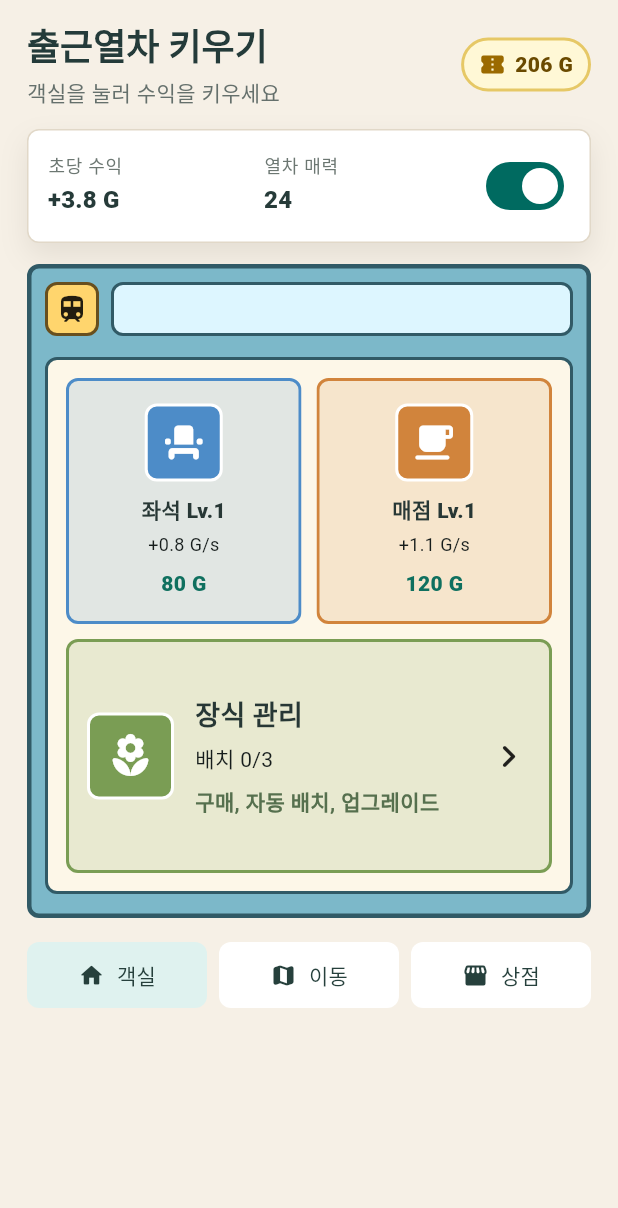
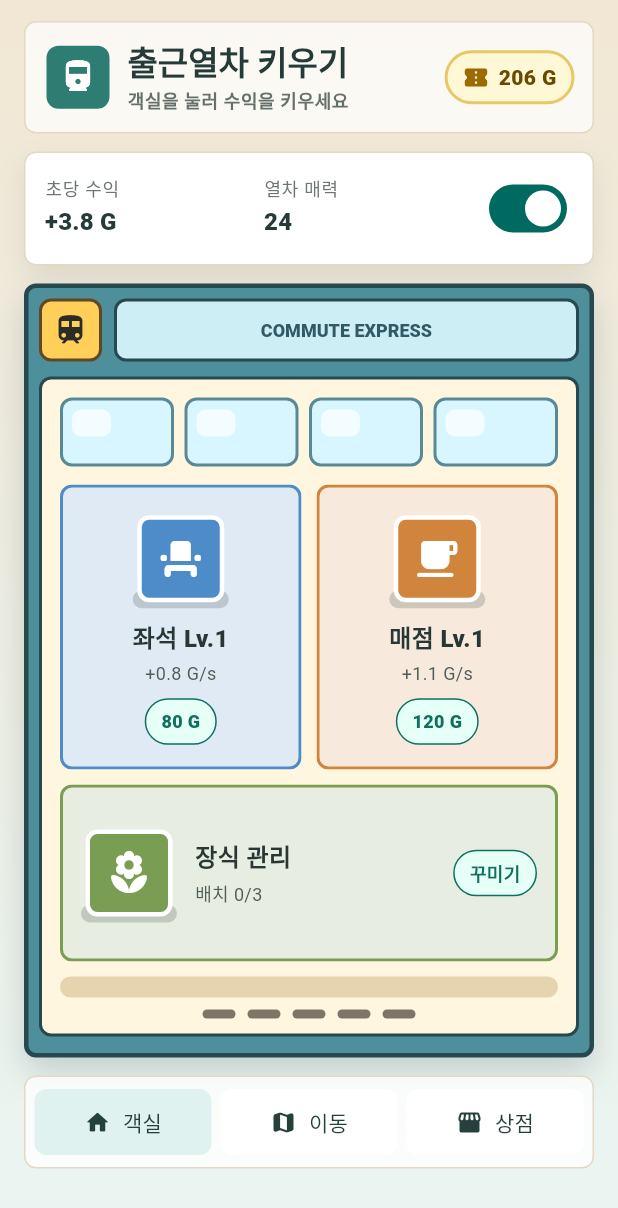
Before and after one commit to jeparkk/commute-train-tycoon, a Flutter app: the screen it shows after launch, on a phone screen of 412 x 824 dp. Shown: the top 1208 px of the screen. Run offline on Flutter 3.47's test engine with Material 3 defaults, Android fonts, the phone set to English and light mode, and no system bars; our stand-ins replace shared_preferences.

Commit message:
Polish train cabin game UI

```diff
--- a/lib/src/features/game/screens/game_screen.dart
+++ b/lib/src/features/game/screens/game_screen.dart
@@ -5,6 +5,7 @@ import 'package:flutter/material.dart';
 import '../models/decoration.dart';
 import '../models/game_state.dart';
 import '../models/slot_kind.dart';
+import '../models/upgrade_slot.dart';
 import '../services/game_storage.dart';
 import '../widgets/bottom_actions.dart';
 import '../widgets/decoration_panel.dart';
@@ -124,13 +125,13 @@ class _GameScreenState extends State<GameScreen> with WidgetsBindingObserver {
       return;
     }
 
-    final nextSlots = Map<SlotKind, dynamic>.of(current.slots);
+    final nextSlots = Map<SlotKind, UpgradeSlot>.of(current.slots);
     nextSlots[kind] = slot.levelUp();
 
     setState(() {
       _state = current.copyWith(
         gold: current.gold - slot.nextCost,
-        slots: nextSlots.cast(),
+        slots: nextSlots,
       );
       _toast = '${slot.kind.label} Lv.${slot.level + 1} 업그레이드!';
     });
@@ -261,7 +262,7 @@ class _GameScreenState extends State<GameScreen> with WidgetsBindingObserver {
 
   void _showComingSoon(String feature) {
     setState(() {
-      _toast = '$feature은 2차 MVP에서 열립니다';
+      _toast = '$feature은 다음 단계에서 열립니다';
     });
   }
 
@@ -311,35 +312,44 @@ class _GameContent extends StatelessWidget {
 
   @override
   Widget build(BuildContext context) {
-    return LayoutBuilder(
+    return DecoratedBox(
+      decoration: const BoxDecoration(
+        gradient: LinearGradient(
+          begin: Alignment.topCenter,
+          end: Alignment.bottomCenter,
+          colors: [Color(0xFFF2E7D4), Color(0xFFEAF5F2)],
+        ),
+      ),
+      child: LayoutBuilder(
         builder: (context, constraints) {
           return SingleChildScrollView(
             child: ConstrainedBox(
               constraints: BoxConstraints(minHeight: constraints.maxHeight),
               child: Padding(
-              padding: const EdgeInsets.fromLTRB(18, 14, 18, 16),
+                padding: const EdgeInsets.fromLTRB(16, 14, 16, 16),
                 child: Column(
                   crossAxisAlignment: CrossAxisAlignment.stretch,
                   children: [
                     GameHeader(state: state),
-                  const SizedBox(height: 14),
+                    const SizedBox(height: 12),
                     StatusPanel(
                       state: state,
                       onToggleFocusBoost: onToggleFocusBoost,
                     ),
-                  const SizedBox(height: 14),
+                    const SizedBox(height: 12),
                     if (state.pendingOfflineGold > 0)
                       OfflinePanel(
                         reward: state.pendingOfflineGold,
                         onClaimOfflineGold: onClaimOfflineGold,
                       ),
-                  if (state.pendingOfflineGold > 0) const SizedBox(height: 14),
+                    if (state.pendingOfflineGold > 0)
+                      const SizedBox(height: 12),
                     TrainCabin(
                       state: state,
                       onUpgrade: onUpgrade,
                       onOpenDecorations: onOpenDecorations,
                     ),
-                  const SizedBox(height: 14),
+                    const SizedBox(height: 12),
                     BottomActions(
                       toast: toast,
                       onCabin: () {},
@@ -352,6 +362,7 @@ class _GameContent extends StatelessWidget {
             ),
           );
         },
+      ),
     );
   }
 }
--- a/lib/src/features/game/widgets/bottom_actions.dart
+++ b/lib/src/features/game/widgets/bottom_actions.dart
@@ -19,14 +19,23 @@ class BottomActions extends StatelessWidget {
     return Column(
       crossAxisAlignment: CrossAxisAlignment.stretch,
       children: [
-        if (toast != null)
-          DecoratedBox(
+        AnimatedSwitcher(
+          duration: const Duration(milliseconds: 180),
+          child: toast == null
+              ? const SizedBox.shrink()
+              : Padding(
+                  key: ValueKey(toast),
+                  padding: const EdgeInsets.only(bottom: 10),
+                  child: DecoratedBox(
                     decoration: BoxDecoration(
                       color: const Color(0xFF263B39),
                       borderRadius: BorderRadius.circular(8),
                     ),
                     child: Padding(
-              padding: const EdgeInsets.symmetric(horizontal: 12, vertical: 10),
+                      padding: const EdgeInsets.symmetric(
+                        horizontal: 12,
+                        vertical: 10,
+                      ),
                       child: Text(
                         toast!,
                         textAlign: TextAlign.center,
@@ -37,8 +46,16 @@ class BottomActions extends StatelessWidget {
                       ),
                     ),
                   ),
-        if (toast != null) const SizedBox(height: 10),
-        Row(
+                ),
+        ),
+        Container(
+          padding: const EdgeInsets.all(6),
+          decoration: BoxDecoration(
+            color: Colors.white.withValues(alpha: 0.78),
+            borderRadius: BorderRadius.circular(8),
+            border: Border.all(color: const Color(0xFFE5D8C3)),
+          ),
+          child: Row(
             children: [
               Expanded(
                 child: _NavButton(
@@ -48,7 +65,7 @@ class BottomActions extends StatelessWidget {
                   onPressed: onCabin,
                 ),
               ),
-            const SizedBox(width: 8),
+              const SizedBox(width: 6),
               Expanded(
                 child: _NavButton(
                   icon: Icons.map_rounded,
@@ -56,7 +73,7 @@ class BottomActions extends StatelessWidget {
                   onPressed: onMove,
                 ),
               ),
-            const SizedBox(width: 8),
+              const SizedBox(width: 6),
               Expanded(
                 child: _NavButton(
                   icon: Icons.storefront_rounded,
@@ -65,6 +82,7 @@ class BottomActions extends StatelessWidget {
                 ),
               ),
             ],
+          ),
         ),
       ],
     );
@@ -89,7 +107,7 @@ class _NavButton extends StatelessWidget {
     return FilledButton.tonalIcon(
       onPressed: onPressed,
       icon: Icon(icon, size: 18),
-      label: Text(label),
+      label: Text(label, maxLines: 1),
       style: FilledButton.styleFrom(
         backgroundColor: selected ? const Color(0xFFDFF2EF) : Colors.white,
         foregroundColor: const Color(0xFF26403C),
--- a/lib/src/features/game/widgets/game_header.dart
+++ b/lib/src/features/game/widgets/game_header.dart
@@ -10,24 +10,45 @@ class GameHeader extends StatelessWidget {
 
   @override
   Widget build(BuildContext context) {
-    return Row(
+    return Container(
+      padding: const EdgeInsets.fromLTRB(14, 12, 12, 12),
+      decoration: BoxDecoration(
+        color: Colors.white.withValues(alpha: 0.72),
+        borderRadius: BorderRadius.circular(8),
+        border: Border.all(color: const Color(0xFFE5D8C3)),
+      ),
+      child: Row(
         children: [
+          Container(
+            width: 42,
+            height: 42,
+            decoration: BoxDecoration(
+              color: const Color(0xFF2E7D73),
+              borderRadius: BorderRadius.circular(8),
+            ),
+            child: const Icon(
+              Icons.directions_train_rounded,
+              color: Colors.white,
+            ),
+          ),
+          const SizedBox(width: 12),
           Expanded(
             child: Column(
               crossAxisAlignment: CrossAxisAlignment.start,
               children: [
                 Text(
                   '출근열차 키우기',
-                style: Theme.of(context).textTheme.headlineSmall?.copyWith(
+                  style: Theme.of(context).textTheme.titleLarge?.copyWith(
                     fontWeight: FontWeight.w900,
                     color: const Color(0xFF243B3A),
                   ),
                 ),
-              const SizedBox(height: 3),
+                const SizedBox(height: 2),
                 Text(
                   '객실을 눌러 수익을 키우세요',
-                style: Theme.of(context).textTheme.bodyMedium?.copyWith(
+                  style: Theme.of(context).textTheme.bodySmall?.copyWith(
                     color: const Color(0xFF65706C),
+                    fontWeight: FontWeight.w700,
                   ),
                 ),
               ],
@@ -38,6 +59,7 @@ class GameHeader extends StatelessWidget {
             label: '${state.gold.floor()} G',
           ),
         ],
+      ),
     );
   }
 }
--- a/lib/src/features/game/widgets/train_cabin.dart
+++ b/lib/src/features/game/widgets/train_cabin.dart
@@ -20,60 +20,39 @@ class TrainCabin extends StatelessWidget {
   Widget build(BuildContext context) {
     return DecoratedBox(
       decoration: BoxDecoration(
-        color: const Color(0xFF7CB8C9),
+        color: const Color(0xFF4D8F9B),
         borderRadius: BorderRadius.circular(8),
-        border: Border.all(color: const Color(0xFF315A66), width: 3),
-      ),
-      child: Padding(
-        padding: const EdgeInsets.fromLTRB(12, 12, 12, 16),
-        child: Column(
-          children: [
-            Row(
-              children: [
-                Container(
-                  width: 36,
-                  height: 36,
-                  decoration: BoxDecoration(
-                    color: const Color(0xFFFFD56D),
-                    borderRadius: BorderRadius.circular(8),
-                    border: Border.all(
-                      color: const Color(0xFF684F1E),
-                      width: 2,
-                    ),
-                  ),
-                  child: const Icon(Icons.train_rounded, size: 22),
-                ),
-                const SizedBox(width: 8),
-                Expanded(
-                  child: Container(
-                    height: 36,
-                    decoration: BoxDecoration(
-                      color: const Color(0xFFDDF6FF),
-                      borderRadius: BorderRadius.circular(8),
-                      border: Border.all(
-                        color: const Color(0xFF315A66),
-                        width: 2,
-                      ),
-                    ),
-                  ),
+        border: Border.all(color: const Color(0xFF27484F), width: 3),
+        boxShadow: const [
+          BoxShadow(
+            color: Color(0x3327484F),
+            blurRadius: 18,
+            offset: Offset(0, 10),
           ),
         ],
       ),
-            const SizedBox(height: 14),
+      child: Padding(
+        padding: const EdgeInsets.fromLTRB(10, 10, 10, 14),
+        child: Column(
+          children: [
+            const _CabinRoof(),
+            const SizedBox(height: 10),
             Container(
               decoration: BoxDecoration(
-                color: const Color(0xFFFDF7E8),
+                color: const Color(0xFFFFF6DF),
                 borderRadius: BorderRadius.circular(8),
-                border: Border.all(color: const Color(0xFF315A66), width: 2),
+                border: Border.all(color: const Color(0xFF27484F), width: 2),
               ),
               child: Padding(
-                padding: const EdgeInsets.all(12),
+                padding: const EdgeInsets.fromLTRB(12, 12, 12, 10),
                 child: Column(
                   children: [
+                    const _WindowRow(),
+                    const SizedBox(height: 12),
                     Row(
                       children: [
                         Expanded(
-                          child: _UpgradeTile(
+                          child: _UpgradeObject(
                             slot: state.slots[SlotKind.seat]!,
                             gold: state.gold,
                             onTap: () => onUpgrade(SlotKind.seat),
@@ -81,7 +60,7 @@ class TrainCabin extends StatelessWidget {
                         ),
                         const SizedBox(width: 10),
                         Expanded(
-                          child: _UpgradeTile(
+                          child: _UpgradeObject(
                             slot: state.slots[SlotKind.kiosk]!,
                             gold: state.gold,
                             onTap: () => onUpgrade(SlotKind.kiosk),
@@ -90,10 +69,9 @@ class TrainCabin extends StatelessWidget {
                       ],
                     ),
                     const SizedBox(height: 10),
-                    _DecorationManagerTile(
-                      state: state,
-                      onTap: onOpenDecorations,
-                    ),
+                    _DecorationObject(state: state, onTap: onOpenDecorations),
+                    const SizedBox(height: 10),
+                    const _CabinFloor(),
                   ],
                 ),
               ),
@@ -105,8 +83,89 @@ class TrainCabin extends StatelessWidget {
   }
 }
 
-class _UpgradeTile extends StatelessWidget {
-  const _UpgradeTile({
+class _CabinRoof extends StatelessWidget {
+  const _CabinRoof();
+
+  @override
+  Widget build(BuildContext context) {
+    return Row(
+      children: [
+        Container(
+          width: 42,
+          height: 42,
+          decoration: BoxDecoration(
+            color: const Color(0xFFFFCF5A),
+            borderRadius: BorderRadius.circular(8),
+            border: Border.all(color: const Color(0xFF604822), width: 2),
+          ),
+          child: const Icon(Icons.train_rounded, color: Color(0xFF2B2C28)),
+        ),
+        const SizedBox(width: 8),
+        Expanded(
+          child: Container(
+            height: 42,
+            decoration: BoxDecoration(
+              color: const Color(0xFFCDEEF5),
+              borderRadius: BorderRadius.circular(8),
+              border: Border.all(color: const Color(0xFF27484F), width: 2),
+            ),
+            child: const Center(
+              child: Text(
+                'COMMUTE EXPRESS',
+                style: TextStyle(
+                  color: Color(0xFF315A66),
+                  fontWeight: FontWeight.w900,
+                  letterSpacing: 0,
+                  fontSize: 12,
+                ),
+              ),
+            ),
+          ),
+        ),
+      ],
+    );
+  }
+}
+
+class _WindowRow extends StatelessWidget {
+  const _WindowRow();
+
+  @override
+  Widget build(BuildContext context) {
+    return Row(
+      children: List.generate(4, (index) {
+        return Expanded(
+          child: Padding(
+            padding: EdgeInsets.only(right: index == 3 ? 0 : 7),
+            child: Container(
+              height: 46,
+              decoration: BoxDecoration(
+                color: const Color(0xFFD8F6FF),
+                borderRadius: BorderRadius.circular(8),
+                border: Border.all(color: const Color(0xFF598897), width: 2),
+              ),
+              child: Align(
+                alignment: Alignment.topLeft,
+                child: Container(
+                  width: 26,
+                  height: 18,
+                  margin: const EdgeInsets.all(6),
+                  decoration: BoxDecoration(
+                    color: Colors.white.withValues(alpha: 0.7),
+                    borderRadius: BorderRadius.circular(6),
+                  ),
+                ),
+              ),
+            ),
+          ),
+        );
+      }),
+    );
+  }
+}
+
+class _UpgradeObject extends StatelessWidget {
+  const _UpgradeObject({
     required this.slot,
     required this.gold,
     required this.onTap,
@@ -120,62 +179,139 @@ class _UpgradeTile extends StatelessWidget {
   Widget build(BuildContext context) {
     final affordable = gold >= slot.nextCost && !slot.isMaxed;
 
+    return _CabinObjectButton(
+      color: slot.kind.color,
+      icon: slot.kind.icon,
+      title: '${slot.kind.label} Lv.${slot.level}',
+      subtitle: '+${slot.incomePerSecond.toStringAsFixed(1)} G/s',
+      actionLabel: slot.isMaxed ? 'MAX' : '${slot.nextCost} G',
+      isActionReady: affordable,
+      onTap: onTap,
+    );
+  }
+}
+
+class _DecorationObject extends StatelessWidget {
+  const _DecorationObject({required this.state, required this.onTap});
+
+  final GameState state;
+  final VoidCallback onTap;
+
+  @override
+  Widget build(BuildContext context) {
+    return _CabinObjectButton(
+      color: const Color(0xFF7A9D54),
+      icon: Icons.local_florist_rounded,
+      title: '장식 관리',
+      subtitle: '배치 ${state.placedDecorationCount}/3',
+      actionLabel: '꾸미기',
+      isActionReady: true,
+      horizontal: true,
+      onTap: onTap,
+    );
+  }
+}
+
+class _CabinObjectButton extends StatelessWidget {
+  const _CabinObjectButton({
+    required this.color,
+    required this.icon,
+    required this.title,
+    required this.subtitle,
+    required this.actionLabel,
+    required this.isActionReady,
+    required this.onTap,
+    this.horizontal = false,
+  });
+
+  final Color color;
+  final IconData icon;
+  final String title;
+  final String subtitle;
+  final String actionLabel;
+  final bool isActionReady;
+  final VoidCallback onTap;
+  final bool horizontal;
+
+  @override
+  Widget build(BuildContext context) {
+    final details = Column(
+      mainAxisSize: MainAxisSize.min,
+      crossAxisAlignment: horizontal
+          ? CrossAxisAlignment.start
+          : CrossAxisAlignment.center,
+      children: [
+        Text(
+          title,
+          maxLines: 1,
+          overflow: TextOverflow.ellipsis,
+          textAlign: horizontal ? TextAlign.start : TextAlign.center,
+          style: const TextStyle(
+            fontWeight: FontWeight.w900,
+            color: Color(0xFF273735),
+            fontSize: 16,
+          ),
+        ),
+        const SizedBox(height: 3),
+        Text(
+          subtitle,
+          maxLines: 1,
+          overflow: TextOverflow.ellipsis,
+          style: const TextStyle(color: Color(0xFF4F5D58), fontSize: 12),
+        ),
+      ],
+    );
+
+    final content = [
+      _ObjectSprite(color: color, icon: icon),
+      SizedBox(width: horizontal ? 12 : 0, height: horizontal ? 0 : 8),
+      if (horizontal) Expanded(child: details) else details,
+      SizedBox(width: horizontal ? 10 : 0, height: horizontal ? 0 : 8),
+      Container(
+        padding: const EdgeInsets.symmetric(horizontal: 10, vertical: 6),
+        decoration: BoxDecoration(
+          color: isActionReady
+              ? const Color(0xFFE6FFF7)
+              : const Color(0xFFF2EBDD),
+          borderRadius: BorderRadius.circular(999),
+          border: Border.all(
+            color: isActionReady
+                ? const Color(0xFF0F705F)
+                : const Color(0xFFC8BCAA),
+          ),
+        ),
+        child: Text(
+          actionLabel,
+          style: TextStyle(
+            fontWeight: FontWeight.w900,
+            color: isActionReady
+                ? const Color(0xFF0F705F)
+                : const Color(0xFF8B7E6E),
+            fontSize: 12,
+          ),
+        ),
+      ),
+    ];
+
     return Material(
       color: Colors.transparent,
       child: InkWell(
         onTap: onTap,
         borderRadius: BorderRadius.circular(8),
         child: Ink(
-          height: 164,
+          height: horizontal ? 118 : 190,
           decoration: BoxDecoration(
-            color: slot.kind.color.withValues(alpha: 0.16),
+            color: Color.lerp(color, Colors.white, 0.82),
             borderRadius: BorderRadius.circular(8),
-            border: Border.all(
-              color: affordable ? slot.kind.color : const Color(0xFFC8BCAA),
-              width: 2,
-            ),
+            border: Border.all(color: color, width: 2),
           ),
           child: Padding(
-            padding: const EdgeInsets.all(10),
-            child: Column(
+            padding: const EdgeInsets.all(12),
+            child: horizontal
+                ? Row(children: content)
+                : Column(
                     mainAxisAlignment: MainAxisAlignment.center,
-              children: [
-                Container(
-                  width: 52,
-                  height: 52,
-                  decoration: BoxDecoration(
-                    color: slot.kind.color,
-                    borderRadius: BorderRadius.circular(8),
-                    border: Border.all(color: Colors.white, width: 2),
-                  ),
-                  child: Icon(slot.kind.icon, color: Colors.white, size: 30),
-                ),
-                const SizedBox(height: 8),
-                Text(
-                  '${slot.kind.label} Lv.${slot.level}',
-                  maxLines: 1,
-                  overflow: TextOverflow.ellipsis,
-                  style: const TextStyle(
-                    fontWeight: FontWeight.w900,
-                    color: Color(0xFF273735),
-                  ),
-                ),
-                const SizedBox(height: 4),
-                Text(
-                  '+${slot.incomePerSecond.toStringAsFixed(1)} G/s',
-                  style: const TextStyle(fontSize: 12),
-                ),
-                const SizedBox(height: 8),
-                Text(
-                  slot.isMaxed ? 'MAX' : '${slot.nextCost} G',
-                  style: TextStyle(
-                    fontWeight: FontWeight.w900,
-                    color: affordable
-                        ? const Color(0xFF0F705F)
-                        : const Color(0xFF8B7E6E),
-                  ),
-                ),
-              ],
+                    children: content,
                   ),
           ),
         ),
@@ -184,77 +320,71 @@ class _UpgradeTile extends StatelessWidget {
   }
 }
 
-class _DecorationManagerTile extends StatelessWidget {
-  const _DecorationManagerTile({required this.state, required this.onTap});
+class _ObjectSprite extends StatelessWidget {
+  const _ObjectSprite({required this.color, required this.icon});
 
-  final GameState state;
-  final VoidCallback onTap;
+  final Color color;
+  final IconData icon;
 
   @override
   Widget build(BuildContext context) {
-    return Material(
-      color: Colors.transparent,
-      child: InkWell(
-        onTap: onTap,
-        borderRadius: BorderRadius.circular(8),
-        child: Ink(
-          height: 156,
+    return Stack(
+      alignment: Alignment.center,
+      children: [
+        Container(
+          width: 64,
+          height: 12,
+          margin: const EdgeInsets.only(top: 54),
           decoration: BoxDecoration(
-            color: const Color(0xFF7A9D54).withValues(alpha: 0.16),
-            borderRadius: BorderRadius.circular(8),
-            border: Border.all(color: const Color(0xFF7A9D54), width: 2),
+            color: const Color(0x33273B35),
+            borderRadius: BorderRadius.circular(999),
           ),
-          child: Padding(
-            padding: const EdgeInsets.all(12),
-            child: Row(
-              children: [
+        ),
         Container(
           width: 58,
           height: 58,
           decoration: BoxDecoration(
-                    color: const Color(0xFF7A9D54),
+            color: color,
             borderRadius: BorderRadius.circular(8),
-                    border: Border.all(color: Colors.white, width: 2),
+            border: Border.all(color: Colors.white, width: 3),
           ),
-                  child: const Icon(
-                    Icons.local_florist_rounded,
-                    color: Colors.white,
-                    size: 32,
-                  ),
-                ),
-                const SizedBox(width: 14),
-                Expanded(
-                  child: Column(
-                    crossAxisAlignment: CrossAxisAlignment.start,
-                    mainAxisAlignment: MainAxisAlignment.center,
-                    children: [
-                      const Text(
-                        '장식 관리',
-                        style: TextStyle(
-                          fontWeight: FontWeight.w900,
-                          color: Color(0xFF273735),
-                          fontSize: 18,
-                        ),
-                      ),
-                      const SizedBox(height: 5),
-                      Text('배치 ${state.placedDecorationCount}/3'),
-                      const SizedBox(height: 8),
-                      const Text(
-                        '구매, 자동 배치, 업그레이드',
-                        style: TextStyle(
-                          fontWeight: FontWeight.w700,
-                          color: Color(0xFF56704E),
-                        ),
+          child: Icon(icon, color: Colors.white, size: 32),
         ),
       ],
-                  ),
-                ),
-                const Icon(Icons.chevron_right_rounded, size: 30),
-              ],
-            ),
-          ),
-        ),
-      ),
     );
   }
 }
+
+class _CabinFloor extends StatelessWidget {
+  const _CabinFloor();
+
+  @override
+  Widget build(BuildContext context) {
+    return Column(
+      children: [
+        Container(
+          height: 14,
+          decoration: BoxDecoration(
+            color: const Color(0xFFE6D4AF),
+            borderRadius: BorderRadius.circular(999),
+          ),
+        ),
+        const SizedBox(height: 8),
+        Row(
+          mainAxisAlignment: MainAxisAlignment.center,
+          children: List.generate(5, (index) {
+            return Container(
+              width: 22,
+              height: 6,
+              margin: const EdgeInsets.symmetric(horizontal: 4),
+              decoration: BoxDecoration(
+                color: const Color(0xFF7F7566),
+                borderRadius: BorderRadius.circular(999),
+              ),
+            );
+          }),
+        ),
+      ],
+    );
+  }
+}
```
Also changed, not shown: 1 other file. Lines whose indentation alone changed are shown as unchanged.
